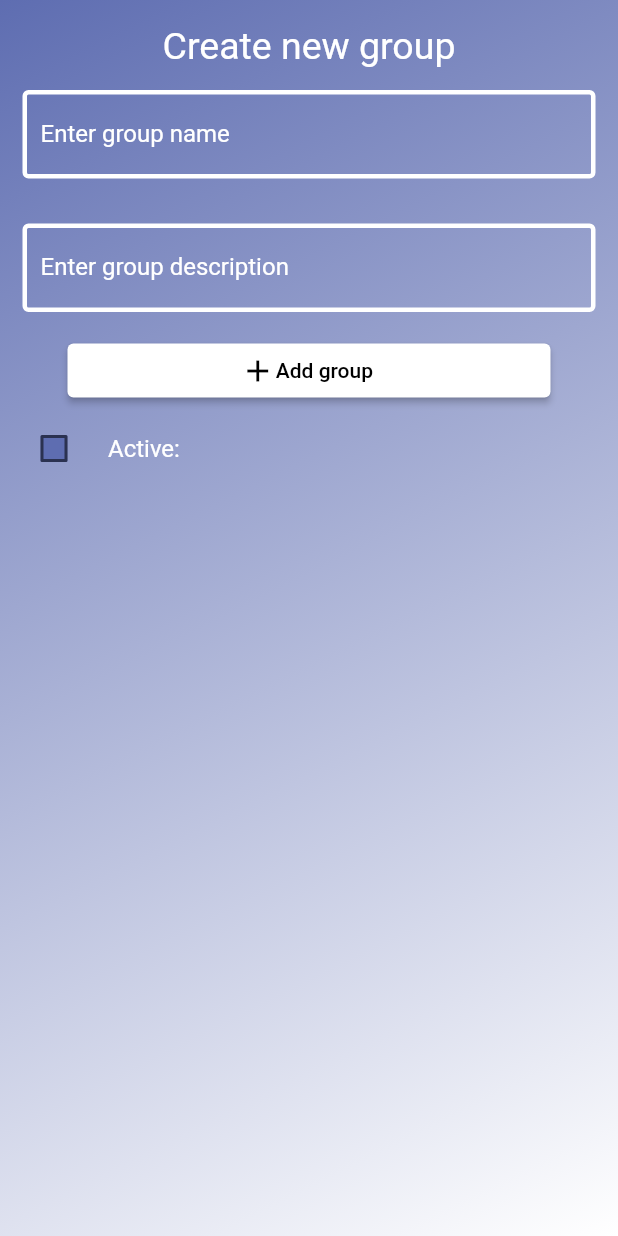
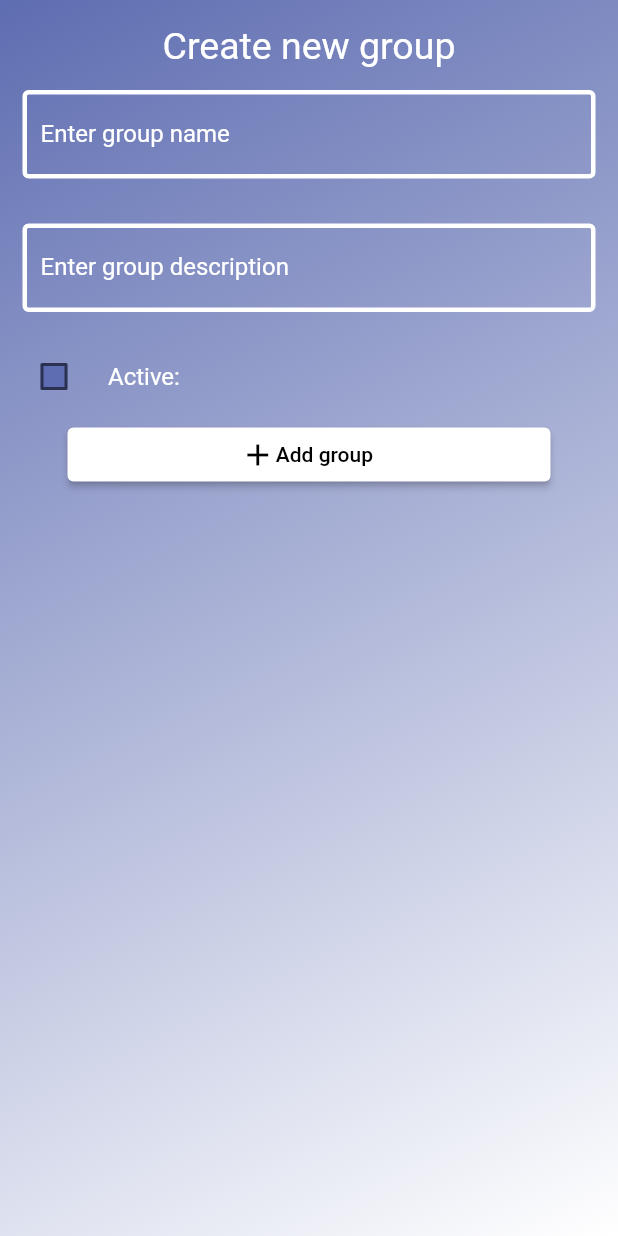
Before and after one commit to MarkoSimka/Poke, a Flutter app: the AddGroupPage screen opened directly, on a phone screen of 412 x 824 dp. Run offline on Flutter 3.47's test engine with Material 2 defaults, Android fonts, the phone set to English and light mode, and no system bars; our stand-ins replace cloud_firestore, firebase_auth, firebase_core; accounts and stored records are empty; generated files the repository leaves out were written again.

Commit message:
[MS, MO] Add group, show groups for logged in user, user group relation

```diff
--- a/poke/lib/screens/add_group_screen.dart
+++ b/poke/lib/screens/add_group_screen.dart
@@ -1,5 +1,7 @@
+import 'package:firebase_auth/firebase_auth.dart';
 import 'package:flutter/material.dart';
 import 'package:cloud_firestore/cloud_firestore.dart';
+import 'package:poke/home.dart';
 
 class AddGroupPage extends StatefulWidget {
   const AddGroupPage({super.key});
@@ -21,6 +23,10 @@ class _AddGroupPageState extends State<AddGroupPage> {
   }
 
   Future<void> _addGroup() async {
+    final FirebaseAuth auth = FirebaseAuth.instance;
+    final User? user = auth.currentUser;
+    final uid = user?.uid;
+    List<String?> userIds = [uid];
     CollectionReference groups =
         FirebaseFirestore.instance.collection('groups');
 
@@ -30,9 +36,11 @@ class _AddGroupPageState extends State<AddGroupPage> {
           'name': nameController.text,
           'description': descriptionController.text,
           'status': isChecked,
+          'userIds': userIds,
           'image': null,
         })
-        .then((value) => print("Group Added"))
+        .then((value) => Navigator.push(context,
+            MaterialPageRoute(builder: (context) => const HomeScreen())))
         .catchError((error) => print("Failed to add group: $error"));
   }
 
@@ -71,10 +79,15 @@ class _AddGroupPageState extends State<AddGroupPage> {
                 padding: const EdgeInsets.all(15),
                 child: TextField(
                   controller: nameController,
+                  cursorColor: const Color.fromRGBO(242, 100, 25, 1),
                   decoration: const InputDecoration(
                       border: OutlineInputBorder(
                           borderSide:
                               BorderSide(width: 3, color: Colors.white)),
+                      focusedBorder: OutlineInputBorder(
+                        borderSide: BorderSide(
+                            width: 3, color: Color.fromRGBO(242, 100, 25, 1)),
+                      ),
                       enabledBorder: OutlineInputBorder(
                           borderSide:
                               BorderSide(width: 3, color: Colors.white)),
@@ -85,17 +98,37 @@ class _AddGroupPageState extends State<AddGroupPage> {
               Padding(
                 padding: const EdgeInsets.all(15),
                 child: TextField(
+                  cursorColor: const Color.fromRGBO(242, 100, 25, 1),
                   controller: descriptionController,
                   decoration: const InputDecoration(
                       border: OutlineInputBorder(
-                          borderSide:
-                              BorderSide(width: 3, color: Colors.white)),
+                        borderSide: BorderSide(width: 3, color: Colors.white),
+                      ),
+                      focusedBorder: OutlineInputBorder(
+                        borderSide: BorderSide(
+                            width: 3, color: Color.fromRGBO(242, 100, 25, 1)),
+                      ),
                       enabledBorder: OutlineInputBorder(
                           borderSide:
                               BorderSide(width: 3, color: Colors.white)),
                       labelText: 'Enter group description',
                       labelStyle: TextStyle(color: Colors.white)),
                 ),
+              ),
+              CheckboxListTile(
+                title: const Text(
+                  "Active: ",
+                  style: TextStyle(color: Colors.white),
+                ),
+                checkColor: Colors.white,
+                fillColor: MaterialStateProperty.resolveWith(getColor),
+                value: isChecked,
+                controlAffinity: ListTileControlAffinity.leading,
+                onChanged: (bool? value) {
+                  setState(() {
+                    isChecked = value!;
+                  });
+                },
               ),
               Padding(
                 padding: const EdgeInsets.symmetric(horizontal: 45.0),
@@ -118,18 +151,6 @@ class _AddGroupPageState extends State<AddGroupPage> {
                       ],
                     )),
               ),
-              CheckboxListTile(
-                title: const Text("Active: ", style: TextStyle(color: Colors.white),),
-                checkColor: Colors.white,
-                fillColor: MaterialStateProperty.resolveWith(getColor),
-                value: isChecked,
-                controlAffinity: ListTileControlAffinity.leading,
-                onChanged: (bool? value) {
-                  setState(() {
-                    isChecked = value!;
-                  });
-                },
-              ),
             ],
           ),
         ),
```
Also changed, not shown: poke/lib/models/group.dart (+11 -5 lines), poke/lib/screens/home_screen.dart (+15 -10 lines), poke/lib/widgets/group_widget.dart (+16 -10 lines).
